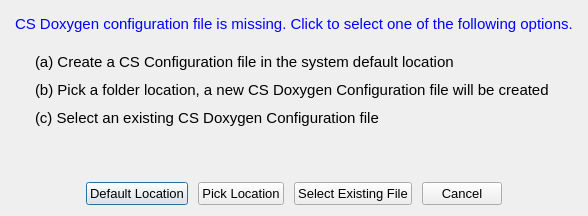
Qt form forms/dialog_selectcfg.ui (copperspice/doxypressapp) before a commit.
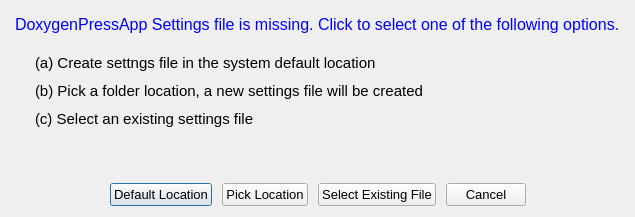
The same form after that commit.

```diff
--- a/forms/dialog_selectcfg.ui
+++ b/forms/dialog_selectcfg.ui
@@ -6,8 +6,8 @@
    <rect>
     <x>0</x>
     <y>0</y>
-    <width>573</width>
-    <height>216</height>
+    <width>635</width>
+    <height>217</height>
    </rect>
   </property>
   <property name="minimumSize">
@@ -40,7 +40,7 @@
       </font>
      </property>
      <property name="text">
-      <string>(c) Select an existing CS Doxygen Configuration file</string>
+      <string>(c) Select an existing settings file</string>
      </property>
      <property name="indent">
       <number>20</number>
@@ -55,7 +55,7 @@
       </font>
      </property>
      <property name="text">
-      <string>(a) Create a CS Configuration file in the system default location</string>
+      <string>(a) Create settngs file in the system default location</string>
      </property>
      <property name="indent">
       <number>20</number>
@@ -119,11 +119,11 @@
      </property>
      <property name="font">
       <font>
-       <pointsize>11</pointsize>
+       <pointsize>12</pointsize>
       </font>
      </property>
      <property name="text">
-      <string>CS Doxygen configuration file is missing. Click to select one of the following options.</string>
+      <string>DoxygenPressApp Settings file is missing. Click to select one of the following options.</string>
      </property>
     </widget>
    </item>
@@ -261,7 +261,7 @@
       </font>
      </property>
      <property name="text">
-      <string>(b) Pick a folder location, a new CS Doxygen Configuration file will be created</string>
+      <string>(b) Pick a folder location, a new settings file will be created</string>
      </property>
      <property name="indent">
       <number>20</number>
```
